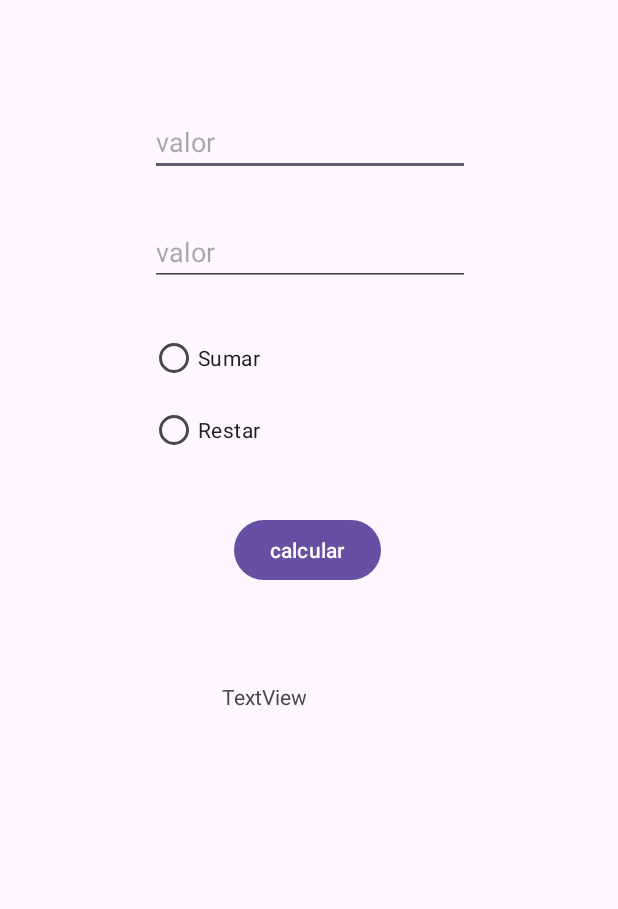
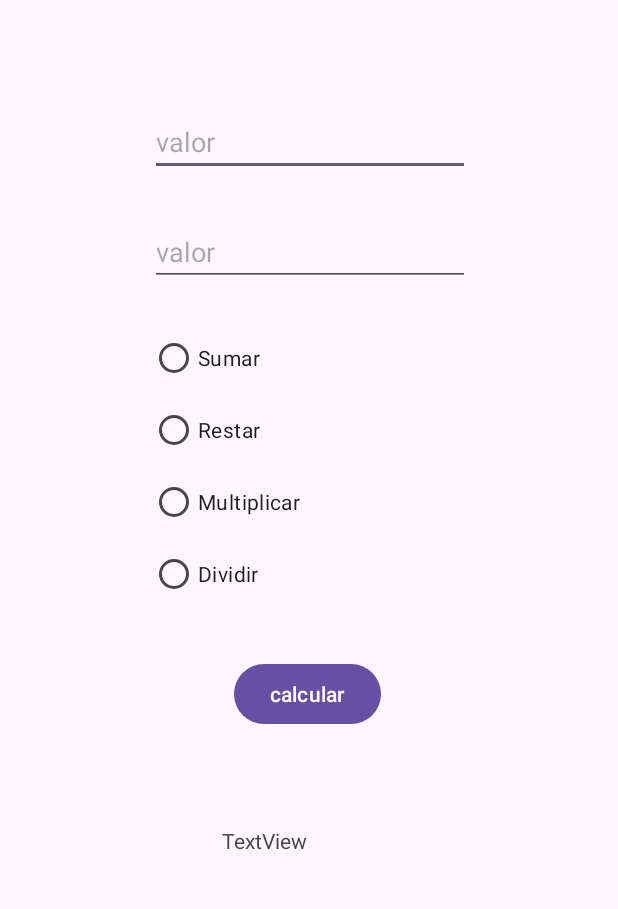
Before and after one commit to jotaalvarezz/androidStudio_apps, an Android app: the screen it shows after launch (MainActivity), on a phone screen of 412 x 824 dp, the part 207-1116 px from its top. Run offline under Robolectric (Android 15) with nearby library versions, the phone set to English and light mode, and no system bars.

Commit message:
tarea realizada

```diff
--- a/app/src/main/java/com/example/myapplication/MainActivity.java
+++ b/app/src/main/java/com/example/myapplication/MainActivity.java
@@ -21,8 +21,7 @@ public class MainActivity extends AppCompatActivity {
     private EditText et1;
     private EditText et2;
     private RadioGroup rg;
-    private RadioButton rb1;
-    private RadioButton rb2;
+    private RadioButton rb1, rb2, rb3, rb4;
     private TextView twr;
     private String operation = "";
 
@@ -36,6 +35,8 @@ public class MainActivity extends AppCompatActivity {
         rg = (RadioGroup)findViewById(R.id.radioGroup);
         rb1 = (RadioButton)findViewById(R.id.radioButton);
         rb2 = (RadioButton)findViewById(R.id.radioButton2);
+        rb3 = (RadioButton)findViewById(R.id.radioButton3);
+        rb4 = (RadioButton)findViewById(R.id.radioButton4);
         twr = (TextView)findViewById(R.id.textView2);
         rg.setOnCheckedChangeListener(new RadioGroup.OnCheckedChangeListener() {
             @Override
@@ -46,6 +47,10 @@ public class MainActivity extends AppCompatActivity {
                 }else if(rb2.getId() == i){
                     //twr.setText(String.valueOf("valor: "+rb2.getText()));
                     operation = "R";
+                } else if (rb3.getId() == i) {
+                    operation = "M";
+                } else if (rb4.getId() == i) {
+                    operation = "D";
                 }
             }
         });
@@ -73,8 +78,20 @@ public class MainActivity extends AppCompatActivity {
                 twr.setText(String.valueOf(res));
                 break;
             case "R":
-                res = (Float.parseFloat(num1)-Float.parseFloat(num2));
+                res = (Float.parseFloat(num1) - Float.parseFloat(num2));
                 twr.setText(String.valueOf(res));
+                break;
+            case "M":
+                res = (Float.parseFloat(num1) * Float.parseFloat(num2));
+                twr.setText(String.valueOf(res));
+                break;
+            case "D":
+                if(Float.parseFloat(num2) != 0){
+                    res = (Float.parseFloat(num1) / Float.parseFloat(num2));
+                    twr.setText(String.valueOf(res));
+                }else{
+                    Toast.makeText(this, "el valor del campo 2 no es valido!", Toast.LENGTH_SHORT).show();
+                }
                 break;
             default:
                 Toast.makeText(this, "Selecione una operacion", Toast.LENGTH_SHORT).show();
--- a/app/src/main/res/layout/activity_main.xml
+++ b/app/src/main/res/layout/activity_main.xml
@@ -67,7 +67,7 @@
 
     <RadioGroup
         android:id="@+id/radioGroup"
-        android:layout_width="247dp"
+        android:layout_width="237dp"
         android:layout_height="wrap_content"
         android:layout_marginStart="100dp"
         android:layout_marginTop="24dp"
@@ -85,6 +85,18 @@
             android:layout_width="125dp"
             android:layout_height="wrap_content"
             android:text="@string/radio_text_resta" />
+
+        <RadioButton
+            android:id="@+id/radioButton3"
+            android:layout_width="125dp"
+            android:layout_height="wrap_content"
+            android:text="@string/radio_text_multiplicacion" />
+
+        <RadioButton
+            android:id="@+id/radioButton4"
+            android:layout_width="125dp"
+            android:layout_height="wrap_content"
+            android:text="@string/radio_text_division" />
     </RadioGroup>
 
 </androidx.constraintlayout.widget.ConstraintLayout>
--- a/app/src/main/res/values/strings.xml
+++ b/app/src/main/res/values/strings.xml
@@ -5,4 +5,6 @@
     <string name="txt_btn">calcular</string>
     <string name="radio_text_suma">Sumar</string>
     <string name="radio_text_resta">Restar</string>
+    <string name="radio_text_multiplicacion">Multiplicar</string>
+    <string name="radio_text_division">Dividir</string>
 </resources>
```
